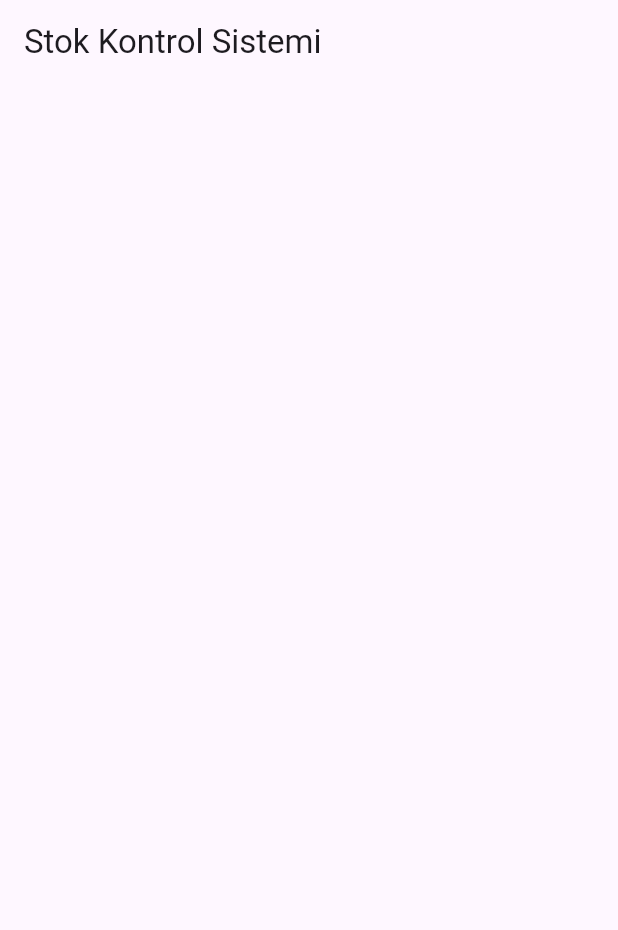
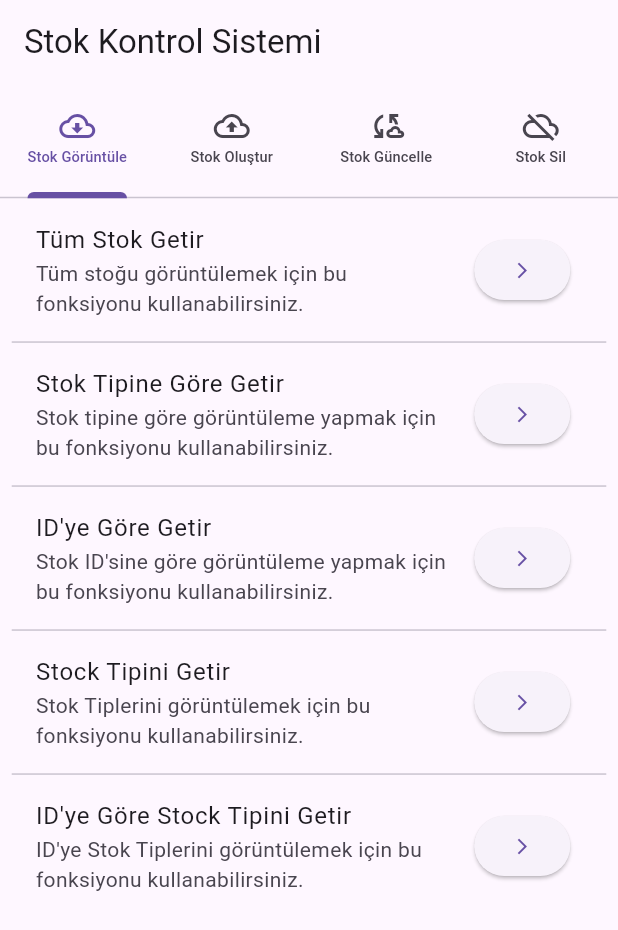
Before and after one commit to kutsaltekbas/crud_case_study, a Flutter app: the screen it shows after launch, on a phone screen of 412 x 824 dp. Shown: the top 930 px of the screen. Run offline on Flutter 3.47's test engine with Material 3 defaults, Android fonts, the light colour scheme and no system bars; our stand-ins replace flutter_screenutil, mobx; generated files the repository leaves out were written again.

Commit message:
getStocksTab ui completed

```diff
--- /dev/null
+++ b/lib/core/extension/context_extension.dart
@@ -0,0 +1,20 @@
+import 'package:flutter/material.dart';
+
+extension ContextExtension on BuildContext {
+  MediaQueryData get mediaQuery => MediaQuery.of(this);
+  TextTheme get textTheme => Theme.of(this).textTheme;
+  ThemeData get theme => Theme.of(this);
+  ColorScheme get colorScheme => Theme.of(this).colorScheme;
+}
+
+extension MediaQueryExtension on BuildContext {
+  double get height => mediaQuery.size.height;
+  double get width => mediaQuery.size.width;
+
+  double get value1 => height * 0.01;
+  double get value2 => height * 0.02;
+  double get value3 => height * 0.03;
+  double get value4 => height * 0.04;
+  double get value5 => height * 0.05;
+  double get value10 => height * 0.1;
+}
--- a/lib/main.dart
+++ b/lib/main.dart
@@ -1,5 +1,6 @@
 import 'package:crud_case_study/module/view/main_view.dart';
 import 'package:flutter/material.dart';
+import 'package:flutter_screenutil/flutter_screenutil.dart';
 
 void main() {
   runApp(const MainApp());
@@ -10,9 +11,16 @@ class MainApp extends StatelessWidget {
 
   @override
   Widget build(BuildContext context) {
-    return const MaterialApp(
-      debugShowCheckedModeBanner: false,
-      home: MainView(),
+    return ScreenUtilInit(
+      designSize: const Size(390, 844),
+      minTextAdapt: true,
+      splitScreenMode: true,
+      builder: (context, child) {
+        return const MaterialApp(
+          debugShowCheckedModeBanner: false,
+          home: MainView(),
+        );
+      },
     );
   }
 }
--- a/lib/module/view/main_view.dart
+++ b/lib/module/view/main_view.dart
@@ -1,5 +1,7 @@
+import 'package:crud_case_study/core/extension/context_extension.dart';
 import 'package:crud_case_study/module/view_model/main_view_model.dart';
 import 'package:flutter/material.dart';
+import 'package:flutter_screenutil/flutter_screenutil.dart';
 
 class MainView extends StatefulWidget {
   const MainView({super.key});
@@ -8,12 +10,23 @@ class MainView extends StatefulWidget {
   State<MainView> createState() => _MainViewState();
 }
 
-class _MainViewState extends State<MainView> {
+class _MainViewState extends State<MainView> with SingleTickerProviderStateMixin {
   MainViewModel viewmodel = MainViewModel();
+  late TabController _tabController;
   @override
   void initState() {
     viewmodel.init();
+    _tabController = TabController(
+      length: 4,
+      vsync: this,
+    );
     super.initState();
+  }
+
+  @override
+  void dispose() {
+    _tabController.dispose();
+    super.dispose();
   }
 
   @override
@@ -21,6 +34,79 @@ class _MainViewState extends State<MainView> {
     return Scaffold(
       appBar: AppBar(
         title: const Text("Stok Kontrol Sistemi"),
+        bottom: TabBar(
+          labelPadding: EdgeInsets.zero,
+          controller: _tabController,
+          tabs: viewmodel.tabs,
+          labelStyle: TextStyle(fontSize: 10.sp),
+          padding: EdgeInsets.zero,
+          indicatorWeight: 4.w,
+          indicatorSize: TabBarIndicatorSize.label,
+        ),
+      ),
+      body: TabBarView(
+        controller: _tabController,
+        children: [
+          getStocksTab(),
+          const Center(child: Text('Star Tab')),
+          const Center(child: Text('Settings Tab')),
+          const Center(child: Text('Settings Tab')),
+        ],
+      ),
+    );
+  }
+
+  Widget getStocksTab() {
+    return Padding(
+      padding: EdgeInsets.all(8.h),
+      child: Column(
+        children: [
+          getStockServiceCardBuilder(
+            "Tüm Stok Getir",
+            "Tüm stoğu görüntülemek için bu fonksiyonu kullanabilirsiniz.",
+            () {},
+          ),
+          const Divider(),
+          getStockServiceCardBuilder(
+            "Stok Tipine Göre Getir",
+            "Stok tipine göre görüntüleme yapmak için bu fonksiyonu kullanabilirsiniz.",
+            () {},
+          ),
+          const Divider(),
+          getStockServiceCardBuilder(
+            "ID'ye Göre Getir",
+            "Stok ID'sine göre görüntüleme yapmak için bu fonksiyonu kullanabilirsiniz.",
+            () {},
+          ),
+          const Divider(),
+          getStockServiceCardBuilder(
+            "Stock Tipini Getir",
+            "Stok Tiplerini görüntülemek için bu fonksiyonu kullanabilirsiniz.",
+            () {},
+          ),
+          const Divider(),
+          getStockServiceCardBuilder(
+            "ID'ye Göre Stock Tipini Getir",
+            "ID'ye Stok Tiplerini görüntülemek için bu fonksiyonu kullanabilirsiniz.",
+            () {},
+          ),
+        ],
+      ),
+    );
+  }
+
+  SizedBox getStockServiceCardBuilder(String title, String subtitle, void Function() onPressed) {
+    return SizedBox(
+      width: context.width,
+      child: ListTile(
+        title: Text(title),
+        subtitle: Text(subtitle),
+        trailing: ElevatedButton(
+            onPressed: () => onPressed(),
+            child: Icon(
+              Icons.arrow_forward_ios,
+              size: 12.w,
+            )),
       ),
     );
   }
--- a/lib/module/view_model/main_view_model.dart
+++ b/lib/module/view_model/main_view_model.dart
@@ -1,9 +1,18 @@
+import 'package:flutter/material.dart';
 import 'package:mobx/mobx.dart';
+
 part 'main_view_model.g.dart';
 
 class MainViewModel = _MainViewModelBase with _$MainViewModel;
 
 abstract class _MainViewModelBase with Store {
+  List<Tab> tabs = const [
+    Tab(icon: Icon(Icons.cloud_download_outlined), text: "Stok Görüntüle"),
+    Tab(icon: Icon(Icons.cloud_upload_outlined), text: "Stok Oluştur"),
+    Tab(icon: Icon(Icons.cloud_sync_outlined), text: "Stok Güncelle"),
+    Tab(icon: Icon(Icons.cloud_off_outlined), text: "Stok Sil"),
+  ];
+
   @observable
   bool isLoading = false;
 
--- a/pubspec.yaml
+++ b/pubspec.yaml
@@ -11,6 +11,7 @@ dependencies:
   dio: ^5.4.3+1
   flutter:
     sdk: flutter
+  flutter_screenutil: ^5.9.3
   json_serializable: ^6.8.0
   mobx: ^2.3.3+2
   mobx_codegen: ^2.6.1
```
